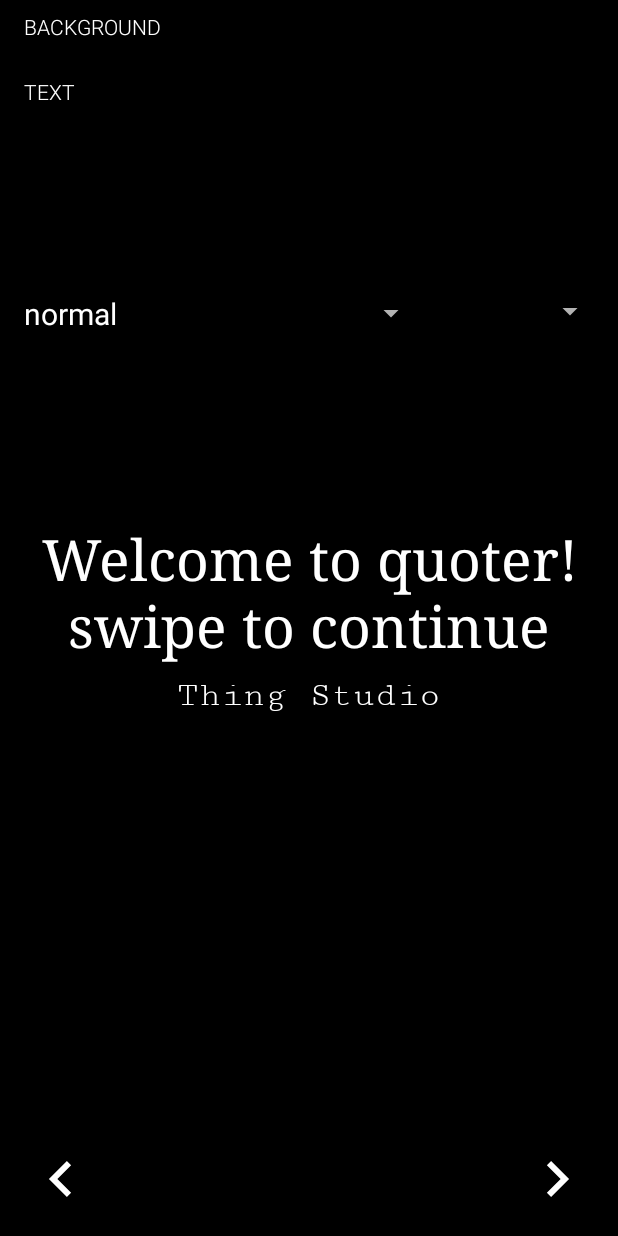
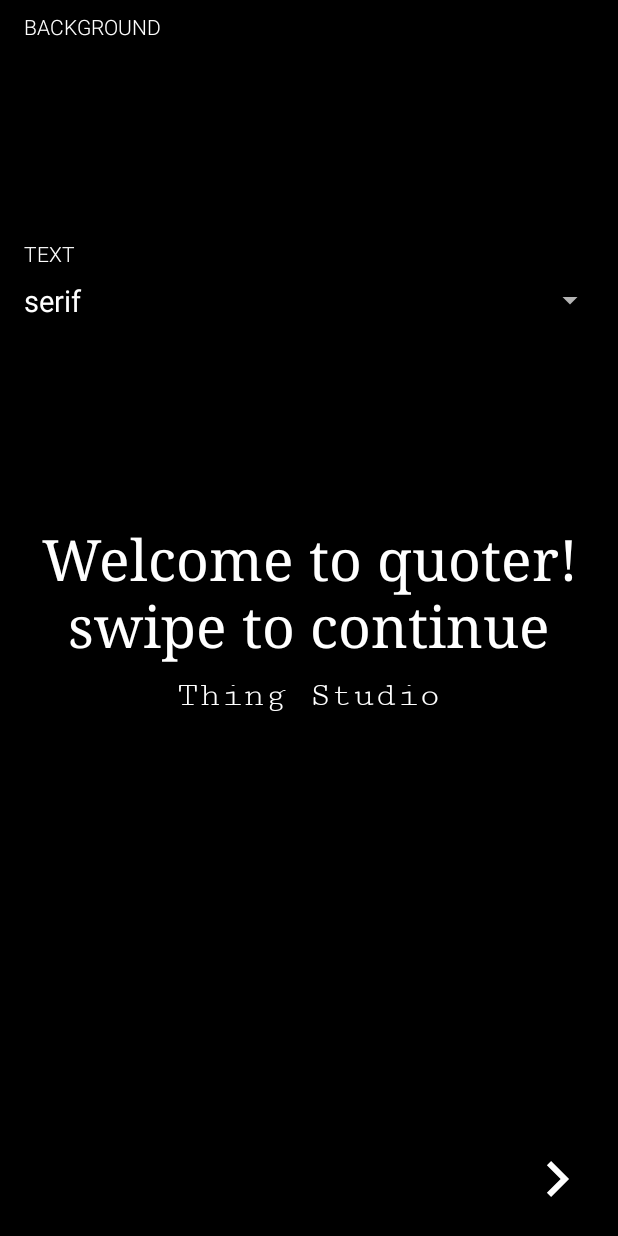
Before and after one commit to bharatvaj/Quoter, an Android app: the fragment CustomizeFragment placed in its activity, on a phone screen of 412 x 824 dp. Run offline under Robolectric (Android 15) with nearby library versions, the phone set to English and light mode, and no system bars; our stand-ins replace EventBus, Firebase (no records; nobody signed in at launch, a user with empty details on screens opened directly), Picasso; libraries missing offline, so code that uses them is left out: ; plain views replace RoundedImageView; pictures from the network do not load; 2 statements that could not run were skipped.

Commit message:
Added navigation controller, added black color background

```diff
--- a/app/src/main/java/com/thing/quoter/QuoteSource.kt
+++ b/app/src/main/java/com/thing/quoter/QuoteSource.kt
@@ -12,37 +12,44 @@ class QuoteSource(var quoteProvider: QuoteProvider, var extra: ArrayList<Quote>?
     var firestoreQuotes = FirestoreList(Quote::class.java, quotesRef)
     ///////////////////////////////////////////
     var quotes = ArrayList<Quote>()
-    var index: Int = 0
-    var onLoadedListener: ((Quote) -> Unit)? = null
+    var index: Int = -1
+    var onStartReachedListener: ((Quote) -> Unit)? = null
+    var onEndReachedListener: ((Quote) -> Unit)? = null
 
     fun populate() {
         if (extra != null) {
             for (quote in extra!!) {
                 quotes.add(quote)
             }
-            onLoadedListener?.invoke(extra!!.first())
+            onStartReachedListener?.invoke(extra!!.first())
             index++
             return
         }
         var isFirst = true
+
         //FIXME Read from JSONQuoteMapper class
         firestoreQuotes.setOnAddListener { _, quote ->
             if (isFirst) {
-                onLoadedListener?.invoke(quote)
+                onStartReachedListener?.invoke(quote)
                 index++
             }
             quotes.add(quote)
             isFirst = false
         }
+        //////////////////////////////////////////////////////////////
     }
 
     fun getNextQuote(): Quote? {
-        return if (quotes.size == 0 || index == quotes.size) null
-        else quotes[index++]
+        if (quotes.size == 0) return null
+        index++
+        if (quotes.size - 1 == index) onEndReachedListener?.invoke(quotes[quotes.size - 1])
+        return quotes[index]
     }
 
     fun getPreviousQuote(): Quote? {
-        return if (quotes.size == 0 || index == -1) null
-        else quotes[index--]
+        if (quotes.size == 0) return null
+        index--
+        if (index == 0) onStartReachedListener?.invoke(quotes[0])
+        return quotes[index]
     }
 }
--- a/app/src/main/java/com/thing/quoter/QuoterHelper.kt
+++ b/app/src/main/java/com/thing/quoter/QuoterHelper.kt
@@ -27,18 +27,13 @@ object QuoterHelper {
 
     private const val TAG = "QuoterHelper"
 
-
     var imagesUrl = "https://source.unsplash.com/random"
-
-
-
 
     private var i = 0
 
     init {
         //TODO remove
-//        backgrounds.add("https://encrypted-tbn0.gstatic.com/images?q=tbn:ANd9GcSgTDOzadSH7HZlU96Ogy2XzMynwk4o4Epcvw12FmpBYRT0B_aLrA")
-        //populate background resources into backgrounds arraylist
+        backgrounds.add("black")
         thread {
             for (i in 1..30) { //FIXME resolve only on scroll
                 resolveImageUrls(imagesUrl)
--- a/app/src/main/java/com/thing/quoter/adapter/BackgroundPreviewViewAdapter.kt
+++ b/app/src/main/java/com/thing/quoter/adapter/BackgroundPreviewViewAdapter.kt
@@ -1,6 +1,7 @@
 package com.thing.quoter.adapter
 
 import android.content.Context
+import android.graphics.drawable.ColorDrawable
 import android.support.v7.widget.RecyclerView
 import android.view.LayoutInflater
 import android.view.View
@@ -36,6 +37,7 @@ class BackgroundPreviewViewAdapter(val context: Context, val backgrounds: Set<St
             Picasso.get()
                     .load(backgroundRes)
                     .placeholder(R.drawable.bg_preview_item_placeholder)
+                    .error(android.R.color.black)
                     .into(backgroundPreviewImageView)
         }
     }
--- a/app/src/main/java/com/thing/quoter/fragment/CustomizeFragment.kt
+++ b/app/src/main/java/com/thing/quoter/fragment/CustomizeFragment.kt
@@ -76,7 +76,7 @@ class CustomizeFragment : Fragment(), View.OnClickListener, AdapterView.OnItemSe
             listener?.onCustomize(BACKGROUND_IMAGE, str)
         }
 
-        var dqf = DisplayQuoteFragment()
+        val dqf = DisplayQuoteFragment()
         fragmentManager?.beginTransaction()
                 ?.replace(R.id.textPreviewFrameLayout, dqf)
                 ?.runOnCommit {
@@ -86,7 +86,7 @@ class CustomizeFragment : Fragment(), View.OnClickListener, AdapterView.OnItemSe
 
 
         ArrayAdapter.createFromResource(
-                context,
+                context!!,
                 R.array.font_list,
                 android.R.layout.simple_spinner_item
         ).also { a ->
--- a/app/src/main/java/com/thing/quoter/fragment/DisplayQuoteFragment.kt
+++ b/app/src/main/java/com/thing/quoter/fragment/DisplayQuoteFragment.kt
@@ -51,7 +51,8 @@ class DisplayQuoteFragment : Fragment(), View.OnLongClickListener {
     }
 
     fun loadSetting(quoteSetting: QuoteSetting) {
-        quoteTextView.typeface = if (quoteSetting.fontFamily == "serif") Typeface.SERIF else Typeface.MONOSPACE //FIXME Too much information hard coded
+        quoteTextView.typeface = if (quoteSetting.fontFamily == "serif") Typeface.SERIF
+        else if (quoteSetting.fontFamily == "monospace") Typeface.MONOSPACE else Typeface.SANS_SERIF //FIXME Too much information hard coded
     }
 
     fun getSetting(): QuoteSetting {
--- a/app/src/main/res/layout/activity_main.xml
+++ b/app/src/main/res/layout/activity_main.xml
@@ -1,6 +1,7 @@
 <?xml version="1.0" encoding="utf-8"?>
 <RelativeLayout xmlns:android="http://schemas.android.com/apk/res/android"
     xmlns:tools="http://schemas.android.com/tools"
+    android:id="@+id/rootView"
     android:layout_width="match_parent"
     android:layout_height="match_parent"
     tools:context=".MainActivity">
@@ -22,7 +23,9 @@
         android:fitsSystemWindows="true"
         android:orientation="vertical">
 
-        <include layout="@layout/toolbar" />
+        <include
+            android:id="@+id/menuContainer"
+            layout="@layout/toolbar" />
 
 
         <FrameLayout
@@ -38,6 +41,7 @@
     </LinearLayout>
 
     <include
+        android:id="@+id/navBar"
         layout="@layout/navigation"
         android:layout_width="match_parent"
         android:layout_height="wrap_content"
--- a/app/src/main/res/layout/customize_background.xml
+++ b/app/src/main/res/layout/customize_background.xml
@@ -13,7 +13,7 @@
         android:layout_height="wrap_content"
         android:layout_marginStart="@dimen/margin_medium"
         android:layout_marginTop="@dimen/margin_small"
-        android:text="Background" />
+        android:text="@string/background_hdr" />
 
     <LinearLayout
         android:layout_width="match_parent"
--- a/app/src/main/res/layout/customize_text.xml
+++ b/app/src/main/res/layout/customize_text.xml
@@ -19,7 +19,8 @@
     <FrameLayout
         android:id="@+id/textPreviewFrameLayout"
         android:layout_width="match_parent"
-        android:layout_height="wrap_content" />
+        android:layout_height="wrap_content"
+        android:visibility="gone" />
 
     <LinearLayout
         android:layout_width="match_parent"
@@ -37,7 +38,8 @@
             android:id="@+id/fontSizeSpinner"
             android:layout_width="0dp"
             android:layout_height="wrap_content"
-            android:layout_weight="0.3" />
+            android:layout_weight="0.3"
+            android:visibility="gone" />
     </LinearLayout>
 
     <LinearLayout
--- a/app/src/main/res/layout/navigation.xml
+++ b/app/src/main/res/layout/navigation.xml
@@ -1,7 +1,6 @@
 <?xml version="1.0" encoding="utf-8"?>
 <RelativeLayout xmlns:android="http://schemas.android.com/apk/res/android"
     xmlns:tools="http://schemas.android.com/tools"
-    android:id="@+id/navBar"
     android:layout_width="match_parent"
     android:layout_height="wrap_content"
     tools:showIn="@layout/activity_main">
@@ -11,7 +10,8 @@
         android:layout_width="wrap_content"
         android:layout_height="wrap_content"
         android:layout_marginStart="@dimen/margin_medium"
-        android:src="@drawable/ic_left_chevron" />
+        android:src="@drawable/ic_left_chevron"
+        android:visibility="gone" />
 
     <ImageButton
         android:id="@+id/rightNavBtn"
@@ -19,5 +19,6 @@
         android:layout_height="wrap_content"
         android:layout_alignParentEnd="true"
         android:layout_marginEnd="@dimen/margin_medium"
-        android:src="@drawable/ic_right_chevron" />
+        android:src="@drawable/ic_right_chevron"
+        android:visibility="gone" />
 </RelativeLayout>
--- a/app/src/main/res/layout/toolbar.xml
+++ b/app/src/main/res/layout/toolbar.xml
@@ -2,7 +2,6 @@
 
 <LinearLayout xmlns:android="http://schemas.android.com/apk/res/android"
     xmlns:tools="http://schemas.android.com/tools"
-    android:id="@+id/menuContainer"
     android:layout_width="match_parent"
     android:layout_height="wrap_content"
     android:dividerPadding="@dimen/margin_medium"
--- a/app/src/main/res/values/strings.xml
+++ b/app/src/main/res/values/strings.xml
@@ -20,10 +20,11 @@
 
     <string name="share_text">Save as</string>
     <string name="preview_string" translatable="false">Preview ABC</string>
+    <string name="background_hdr">Background</string>
 
     <string-array name="font_list">
-        <item>normal</item>
         <item>serif</item>
+        <item>sans-serif</item>
         <item>monospace</item>
     </string-array>
 
```
Also changed, not shown: app/src/main/java/com/thing/quoter/MainActivity.kt (+44 -34 lines).
